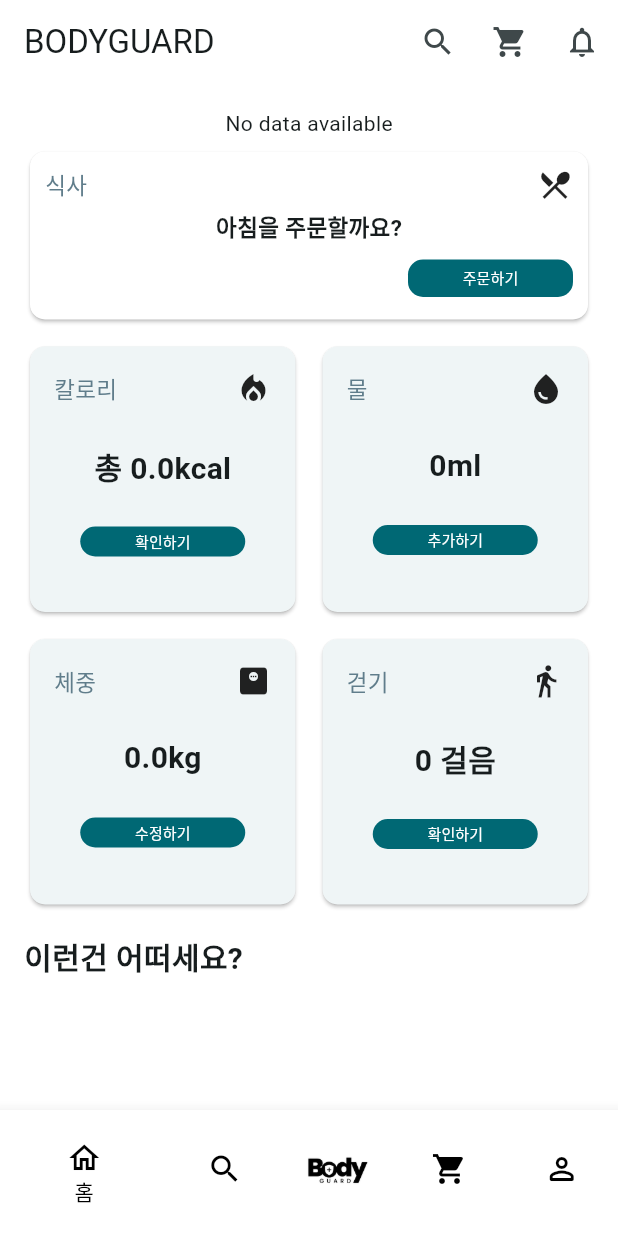
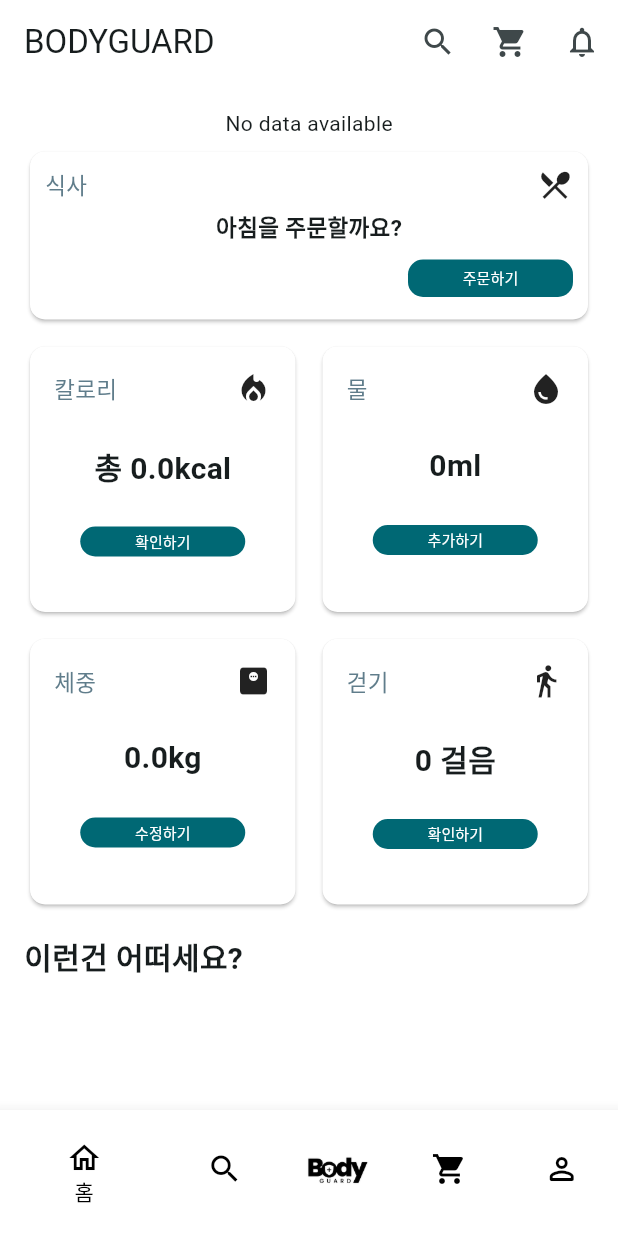
Before and after one commit to suhunPark38/bodyguard, a Flutter app: the screen it shows once a user with an empty profile is signed in, on a phone screen of 412 x 824 dp. Run offline on Flutter 3.47's test engine with Material 3 defaults, Android fonts, the phone set to English and light mode, and no system bars; drawn by our look-alikes of carousel_slider; our stand-ins replace auto_size_text, cloud_firestore, drift, firebase_auth, firebase_core, fl_chart and 5 more; missing offline and left inert: carp_serializable, flutter_naver_map, health; accounts and stored records are empty; generated files the repository leaves out were written again; Roboto replaces fonts that are missing (Pretendard).

Commit message:
내가 작업한 건만 카드 흰색으로

```diff
--- a/lib/screens/diet_page/diet_page.dart
+++ b/lib/screens/diet_page/diet_page.dart
@@ -67,6 +67,7 @@ class DietPage extends StatelessWidget {
                   shape: RoundedRectangleBorder(
                     borderRadius: BorderRadius.circular(10),
                   ),
+                  color: Colors.white,
                   child: Padding(
                     padding: const EdgeInsets.all(16.0),
                     child: Column(
@@ -161,6 +162,7 @@ class DietPage extends StatelessWidget {
                     shape: RoundedRectangleBorder(
                       borderRadius: BorderRadius.circular(10),
                     ),
+                    color: Colors.white,
                     child: const Padding(
                         padding: EdgeInsets.all(16.0),
                         child: Column(
--- a/lib/screens/home_page/home_page.dart
+++ b/lib/screens/home_page/home_page.dart
@@ -164,6 +164,7 @@ class _HomePage extends State<HomePage> {
                             shape: RoundedRectangleBorder(
                               borderRadius: BorderRadius.circular(10),
                             ),
+                            color: Colors.white,
                             child: Padding(
                                 padding: const EdgeInsets.all(16),
                                 child: Column(
@@ -216,6 +217,7 @@ class _HomePage extends State<HomePage> {
                             shape: RoundedRectangleBorder(
                               borderRadius: BorderRadius.circular(10),
                             ),
+                            color: Colors.white,
                             child: Padding(
                                 padding: const EdgeInsets.all(16),
                                 child: Column(
@@ -260,6 +262,7 @@ class _HomePage extends State<HomePage> {
                             shape: RoundedRectangleBorder(
                               borderRadius: BorderRadius.circular(10),
                             ),
+                            color: Colors.white,
                             child: Padding(
                                 padding: const EdgeInsets.all(16),
                                 child: Column(
@@ -310,6 +313,7 @@ class _HomePage extends State<HomePage> {
                             shape: RoundedRectangleBorder(
                               borderRadius: BorderRadius.circular(10),
                             ),
+                            color: Colors.white,
                             child: Padding(
                                 padding: const EdgeInsets.all(16),
                                 child: Column(
--- a/lib/screens/shopping_page/widgets/payment_history_tab_widget.dart
+++ b/lib/screens/shopping_page/widgets/payment_history_tab_widget.dart
@@ -160,6 +160,7 @@ class PaymentHistoryTabWidget extends StatelessWidget {
                       ),
                     ),
                     Card(
+                      color: Colors.white,
                       child: ListTile(
                         title: Text(
                           totalFoodCount > 1
@@ -200,6 +201,7 @@ class PaymentHistoryTabWidget extends StatelessWidget {
                 );
               } else {
                 return Card(
+                  color: Colors.white,
                   child: ListTile(
                     title: Text(
                       totalFoodCount > 1
--- a/lib/screens/shopping_page/widgets/payment_tab_widget.dart
+++ b/lib/screens/shopping_page/widgets/payment_tab_widget.dart
@@ -36,6 +36,7 @@ class PaymentTabWidget extends StatelessWidget {
                           shape: RoundedRectangleBorder(
                             borderRadius: BorderRadius.circular(20),
                           ),
+                          color: Colors.white,
                           child: Padding(
                             padding: const EdgeInsets.all(8),
                             child: Row(
--- a/lib/screens/store_list_page/widgets/store_list_widget.dart
+++ b/lib/screens/store_list_page/widgets/store_list_widget.dart
@@ -1,10 +1,7 @@
-import 'package:auto_size_text/auto_size_text.dart';
 import 'package:flutter/material.dart';
-import '../../../map.dart';
 import '../../../model/store_model.dart';
 import '../../../services/store_service.dart';
 import '../../../widgets/store_card.dart';
-import '../../store_menu_page/store_menu_page.dart';
 
 class StoreListWidget extends StatelessWidget {
   final String cuisineType; // 가게 종류
--- a/lib/screens/store_menu_page/store_menu_page.dart
+++ b/lib/screens/store_menu_page/store_menu_page.dart
@@ -41,6 +41,7 @@ class StoreMenuPage extends StatelessWidget {
                   bool isSelected =
                   provider.checkedMenus.contains(menu);
                   return Card(
+                    color: Colors.white,
                     child: InkWell(
                       onTap: () {
                         if (isSelected) {
--- a/lib/widgets/store_card.dart
+++ b/lib/widgets/store_card.dart
@@ -13,6 +13,7 @@ class StoreCard extends StatelessWidget {
   @override
   Widget build(BuildContext context) {
     return Card(
+      color: Colors.white,
       child: ListTile(
           leading: ClipRRect(
             borderRadius: BorderRadius.circular(10),
```
